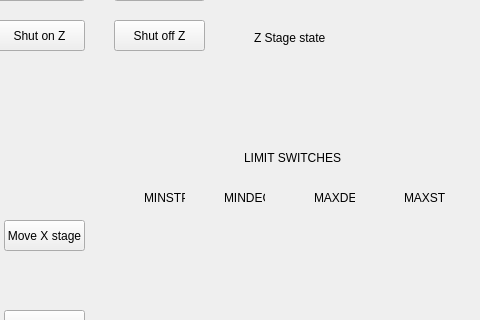
Before: the Qt Designer form owis_controller.ui in gitHleon/OWIS_controller_V0, drawn with Qt 5; both pictures show x 496 to 976 and y 147 to 467 of the 976 by 697 pixel window.
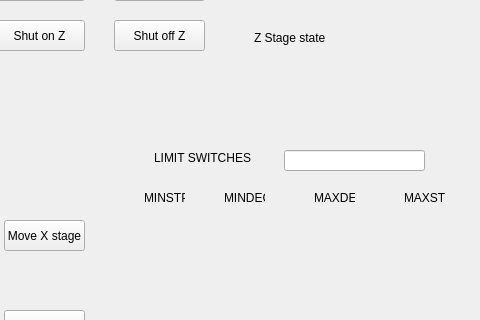
After: the same form once the commit is applied.

Patch:
```diff
--- a/owis_controller.ui
+++ b/owis_controller.ui
@@ -583,7 +583,7 @@
    <widget class="QLabel" name="label_12">
     <property name="geometry">
      <rect>
-      <x>740</x>
+      <x>650</x>
       <y>280</y>
       <width>111</width>
       <height>16</height>
@@ -749,6 +749,19 @@
      <string/>
     </property>
    </widget>
+   <widget class="QLineEdit" name="lineEdit_GetSwitchInput">
+    <property name="geometry">
+     <rect>
+      <x>780</x>
+      <y>280</y>
+      <width>141</width>
+      <height>21</height>
+     </rect>
+    </property>
+    <property name="readOnly">
+     <bool>true</bool>
+    </property>
+   </widget>
   </widget>
   <widget class="QMenuBar" name="menuBar">
    <property name="geometry">
```
